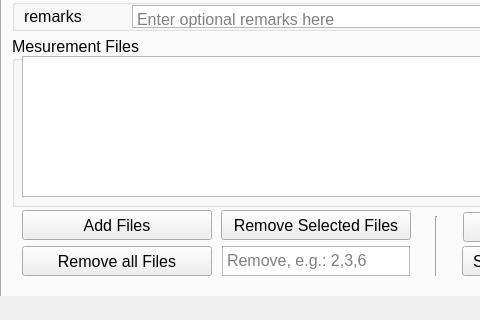
Before: the Qt Designer form GUI.ui in steftsotras/NMRDataGui, drawn with Qt 5; both pictures show x 0 to 480 and y 349 to 669 of the 1110 by 669 pixel window.
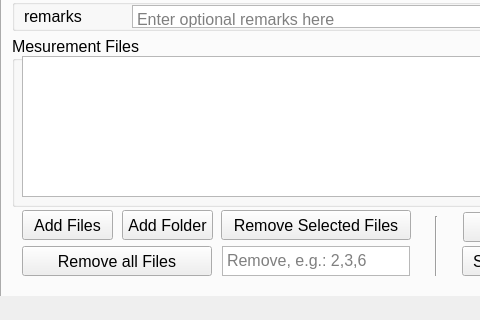
After: the same form once the commit is applied. The open tabs and pages were chosen to show the change.

```diff
--- a/GUI.ui
+++ b/GUI.ui
@@ -3605,7 +3605,7 @@
        <rect>
         <x>20</x>
         <y>504</y>
-        <width>190</width>
+        <width>91</width>
         <height>30</height>
        </rect>
       </property>
@@ -3796,6 +3796,19 @@
        <string>Set / Update all weights</string>
       </property>
      </widget>
+     <widget class="QPushButton" name="pushButton_surfaceAreaCalculation_AddMesurementFolder">
+      <property name="geometry">
+       <rect>
+        <x>120</x>
+        <y>504</y>
+        <width>91</width>
+        <height>30</height>
+       </rect>
+      </property>
+      <property name="text">
+       <string>Add Folder</string>
+      </property>
+     </widget>
     </widget>
    </widget>
   </widget>
```
Left out of the diff: 2 changed lines with no effect on the pictures.
